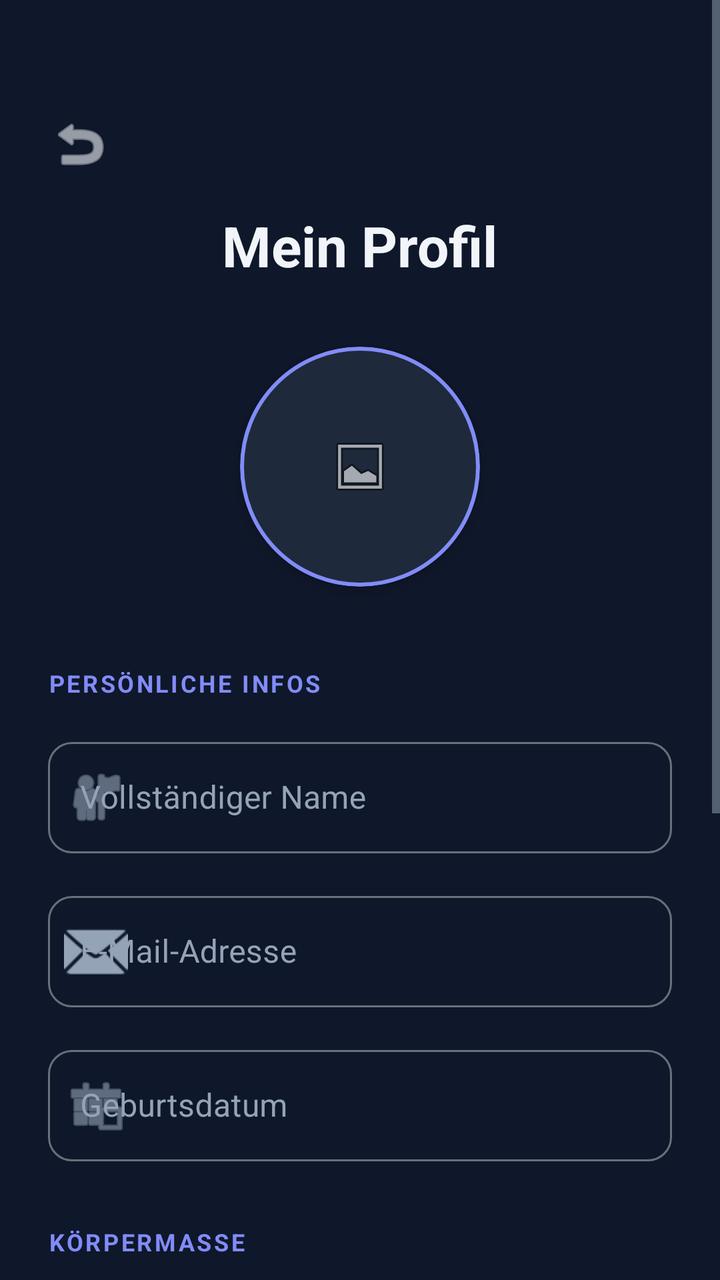
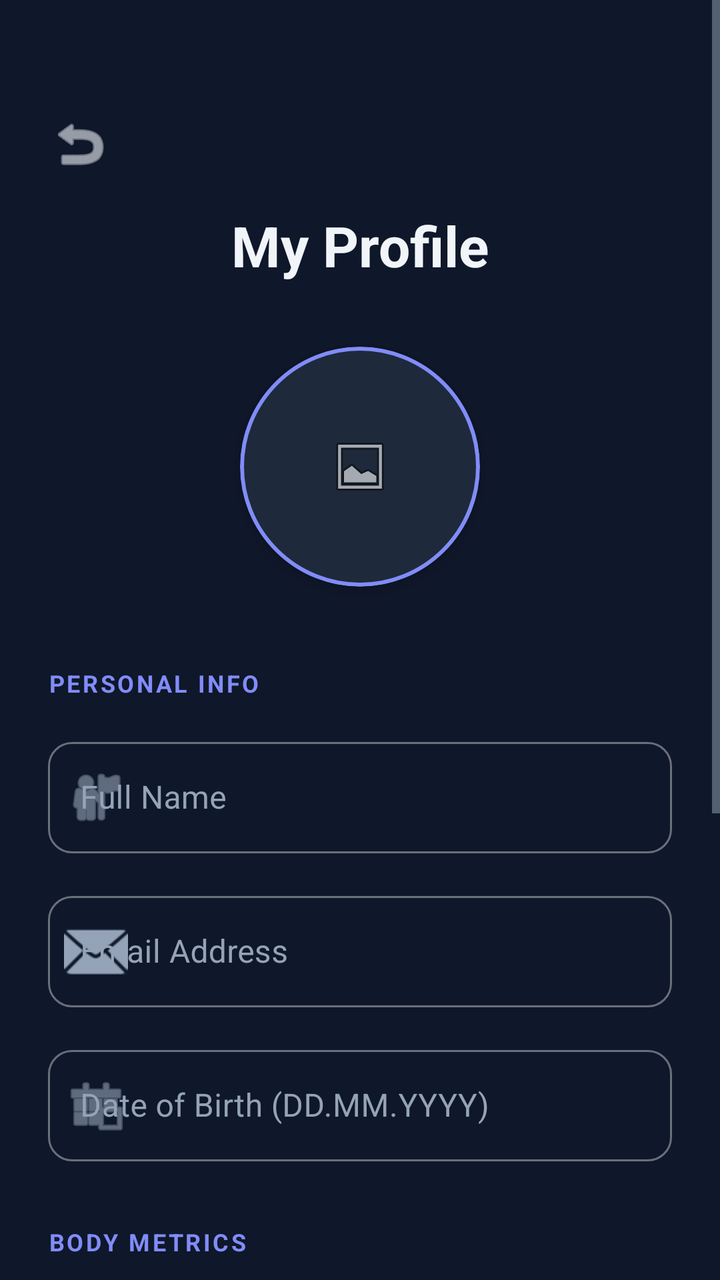

Screens rendered from an Android XML layout before and after an edit, with the pre-edit source and the edit as a unified diff.
<!-- AndroidManifest.xml: application theme Theme.MobileSE -->
<!-- res/layout/activity_profile.xml -->
<?xml version="1.0" encoding="utf-8"?>
<androidx.constraintlayout.widget.ConstraintLayout xmlns:android="http://schemas.android.com/apk/res/android"
    xmlns:app="http://schemas.android.com/apk/res-auto"
    android:layout_width="match_parent"
    android:layout_height="match_parent"
    android:background="@color/background">

    <ImageButton
        android:id="@+id/btnBack"
        android:layout_width="48dp"
        android:layout_height="48dp"
        android:layout_marginTop="48dp"
        android:layout_marginStart="16dp"
        android:background="?android:attr/selectableItemBackgroundBorderless"
        android:contentDescription="Zurück"
        android:src="@android:drawable/ic_menu_revert"
        android:elevation="4dp"
        app:layout_constraintStart_toStartOf="parent"
        app:layout_constraintTop_toTopOf="parent"
        app:tint="@color/text_main" />

    <ScrollView
        android:layout_width="match_parent"
        android:layout_height="0dp"
        android:fillViewport="true"
        app:layout_constraintBottom_toBottomOf="parent"
        app:layout_constraintTop_toTopOf="parent">

        <LinearLayout
            android:layout_width="match_parent"
            android:layout_height="wrap_content"
            android:gravity="center_horizontal"
            android:orientation="vertical"
            android:padding="24dp">

            
            <View
                android:layout_width="match_parent"
                android:layout_height="80dp" />

            <TextView
                android:id="@+id/tvProfileTitle"
                android:layout_width="wrap_content"
                android:layout_height="wrap_content"
                android:layout_marginBottom="32dp"
                android:text="Mein Profil"
                android:textColor="@color/text_main"
                android:textSize="28sp"
                android:textStyle="bold" />

            <com.google.android.material.card.MaterialCardView
                android:layout_width="120dp"
                android:layout_height="120dp"
                android:layout_marginBottom="40dp"
                app:cardCornerRadius="60dp"
                app:cardElevation="4dp"
                app:strokeColor="@color/primary"
                app:strokeWidth="2dp">

                <ImageView
                    android:id="@+id/ivProfilePicture"
                    android:layout_width="match_parent"
                    android:layout_height="match_parent"
                    android:background="@color/surface"
                    android:contentDescription="Profilbild"
                    android:padding="24dp"
                    android:scaleType="centerInside"
                    android:src="@android:drawable/ic_menu_gallery" />
            </com.google.android.material.card.MaterialCardView>

            
            <TextView
                android:layout_width="match_parent"
                android:layout_height="wrap_content"
                android:layout_marginBottom="16dp"
                android:text="Persönliche Infos"
                android:textAllCaps="true"
                android:textColor="@color/primary"
                android:textSize="12sp"
                android:textStyle="bold"
                android:letterSpacing="0.1" />

            <com.google.android.material.textfield.TextInputLayout
                style="@style/Widget.MaterialComponents.TextInputLayout.OutlinedBox"
                android:layout_width="match_parent"
                android:layout_height="wrap_content"
                android:layout_marginBottom="16dp"
                android:hint="Vollständiger Name"
                android:textColorHint="@color/text_secondary"
                app:hintTextColor="@color/primary"
                app:startIconDrawable="@android:drawable/ic_menu_myplaces"
                app:startIconTint="@color/text_secondary"
                app:boxCornerRadiusTopStart="12dp"
                app:boxCornerRadiusTopEnd="12dp"
                app:boxCornerRadiusBottomStart="12dp"
                app:boxCornerRadiusBottomEnd="12dp">

                <com.google.android.material.textfield.TextInputEditText
                    android:id="@+id/etName"
                    android:layout_width="match_parent"
                    android:layout_height="wrap_content"
                    android:textColor="@color/text_main"
                    android:inputType="textPersonName" />
            </com.google.android.material.textfield.TextInputLayout>

            <com.google.android.material.textfield.TextInputLayout
                style="@style/Widget.MaterialComponents.TextInputLayout.OutlinedBox"
                android:layout_width="match_parent"
                android:layout_height="wrap_content"
                android:layout_marginBottom="16dp"
                android:hint="E-Mail-Adresse"
                android:textColorHint="@color/text_secondary"
                app:hintTextColor="@color/primary"
                app:startIconDrawable="@android:drawable/ic_dialog_email"
                app:startIconTint="@color/text_secondary"
                app:boxCornerRadiusTopStart="12dp"
                app:boxCornerRadiusTopEnd="12dp"
                app:boxCornerRadiusBottomStart="12dp"
                app:boxCornerRadiusBottomEnd="12dp">

                <com.google.android.material.textfield.TextInputEditText
                    android:id="@+id/etEmail"
                    android:layout_width="match_parent"
                    android:layout_height="wrap_content"
                    android:textColor="@color/text_main"
                    android:inputType="textEmailAddress" />
            </com.google.android.material.textfield.TextInputLayout>

            <com.google.android.material.textfield.TextInputLayout
                style="@style/Widget.MaterialComponents.TextInputLayout.OutlinedBox"
                android:layout_width="match_parent"
                android:layout_height="wrap_content"
                android:layout_marginBottom="32dp"
                android:hint="Geburtsdatum"
                android:textColorHint="@color/text_secondary"
                app:hintTextColor="@color/primary"
                app:startIconDrawable="@android:drawable/ic_menu_today"
                app:startIconTint="@color/text_secondary"
                app:boxCornerRadiusTopStart="12dp"
                app:boxCornerRadiusTopEnd="12dp"
                app:boxCornerRadiusBottomStart="12dp"
                app:boxCornerRadiusBottomEnd="12dp">

                <com.google.android.material.textfield.TextInputEditText
                    android:id="@+id/etBirthDate"
                    android:layout_width="match_parent"
                    android:layout_height="wrap_content"
                    android:textColor="@color/text_main"
                    android:inputType="date" />
            </com.google.android.material.textfield.TextInputLayout>

            
            <TextView
                android:layout_width="match_parent"
                android:layout_height="wrap_content"
                android:layout_marginBottom="16dp"
                android:text="Körpermaße"
                android:textAllCaps="true"
                android:textColor="@color/primary"
                android:textSize="12sp"
                android:textStyle="bold"
                android:letterSpacing="0.1" />

            <LinearLayout
                android:layout_width="match_parent"
                android:layout_height="wrap_content"
                android:layout_marginBottom="16dp"
                android:baselineAligned="false"
                android:orientation="horizontal">

                <com.google.android.material.textfield.TextInputLayout
                    style="@style/Widget.MaterialComponents.TextInputLayout.OutlinedBox"
                    android:layout_width="0dp"
                    android:layout_height="wrap_content"
                    android:layout_marginEnd="8dp"
                    android:layout_weight="1"
                    android:hint="Alter"
                    android:textColorHint="@color/text_secondary"
                    app:hintTextColor="@color/primary"
                    app:boxCornerRadiusTopStart="12dp"
                    app:boxCornerRadiusTopEnd="12dp"
                    app:boxCornerRadiusBottomStart="12dp"
                    app:boxCornerRadiusBottomEnd="12dp">

                    <com.google.android.material.textfield.TextInputEditText
                        android:id="@+id/etAge"
                        android:layout_width="match_parent"
                        android:layout_height="wrap_content"
                        android:textColor="@color/text_main"
                        android:inputType="number" />
                </com.google.android.material.textfield.TextInputLayout>

                <com.google.android.material.textfield.TextInputLayout
                    style="@style/Widget.MaterialComponents.TextInputLayout.OutlinedBox"
                    android:layout_width="0dp"
                    android:layout_height="wrap_content"
                    android:layout_weight="1"
                    android:hint="Größe (cm)"
                    android:textColorHint="@color/text_secondary"
                    app:hintTextColor="@color/primary"
                    app:boxCornerRadiusTopStart="12dp"
                    app:boxCornerRadiusTopEnd="12dp"
                    app:boxCornerRadiusBottomStart="12dp"
                    app:boxCornerRadiusBottomEnd="12dp">

                    <com.google.android.material.textfield.TextInputEditText
                        android:id="@+id/etHeight"
                        android:layout_width="match_parent"
                        android:layout_height="wrap_content"
                        android:textColor="@color/text_main"
                        android:inputType="number" />
                </com.google.android.material.textfield.TextInputLayout>
            </LinearLayout>

            <com.google.android.material.textfield.TextInputLayout
                style="@style/Widget.MaterialComponents.TextInputLayout.OutlinedBox"
                android:layout_width="match_parent"
                android:layout_height="wrap_content"
                android:layout_marginBottom="40dp"
                android:hint="Gewicht (kg)"
                android:textColorHint="@color/text_secondary"
                app:hintTextColor="@color/primary"
                app:boxCornerRadiusTopStart="12dp"
                app:boxCornerRadiusTopEnd="12dp"
                app:boxCornerRadiusBottomStart="12dp"
                app:boxCornerRadiusBottomEnd="12dp">

                <com.google.android.material.textfield.TextInputEditText
                    android:id="@+id/etWeight"
                    android:layout_width="match_parent"
                    android:layout_height="wrap_content"
                    android:textColor="@color/text_main"
                    android:inputType="numberDecimal" />
            </com.google.android.material.textfield.TextInputLayout>

            <Button
                android:id="@+id/btnSaveProfile"
                android:layout_width="match_parent"
                android:layout_height="60dp"
                android:layout_marginBottom="16dp"
                android:text="Profil speichern"
                android:textAllCaps="false"
                android:textSize="16sp"
                android:textStyle="bold"
                android:textColor="@color/background"
                app:cornerRadius="16dp" />

            <Button
                android:id="@+id/btnLogout"
                style="@style/Widget.MaterialComponents.Button.OutlinedButton"
                android:layout_width="match_parent"
                android:layout_height="60dp"
                android:layout_marginBottom="24dp"
                android:text="Ausloggen"
                android:textAllCaps="false"
                android:textColor="@color/error"
                android:textSize="16sp"
                app:cornerRadius="16dp"
                app:strokeColor="@color/error" />

        </LinearLayout>
    </ScrollView>

</androidx.constraintlayout.widget.ConstraintLayout>
<!-- resources referenced by this layout -->
<resources>
  <color name="background">#0F172A</color>
  <color name="error">#FB7185</color>
  <color name="primary">#818CF8</color>
  <color name="surface">#1E293B</color>
  <color name="text_main">#F1F5F9</color>
  <color name="text_secondary">#94A3B8</color>
  <style name="Theme.MobileSE" parent="Base.Theme.MobileSE" />
  <style name="Base.Theme.MobileSE" parent="Theme.MaterialComponents.NoActionBar">
          
          <item name="colorPrimary">@color/primary</item>
          <item name="colorPrimaryVariant">@color/primary_dark</item>
          <item name="colorOnPrimary">@color/background</item>
          
          <item name="colorSecondary">@color/accent</item>
          <item name="colorSecondaryVariant">@color/accent</item>
          <item name="colorOnSecondary">@color/background</item>
          
          <item name="android:statusBarColor">@color/background</item>
          <item name="android:windowLightStatusBar">false</item>
          
          <item name="android:windowBackground">@color/background</item>
  
          
          <item name="android:textColorPrimary">@color/text_main</item>
          <item name="android:textColorSecondary">@color/text_secondary</item>
  
          
          <item name="materialCardViewStyle">@style/Widget.App.CardView</item>
      </style>
  <color name="primary_dark">#6366F1</color>
  <color name="accent">#34D399</color>
  <style name="Widget.App.CardView" parent="Widget.MaterialComponents.CardView">
          <item name="cardBackgroundColor">@color/surface</item>
          <item name="cardElevation">2dp</item>
          <item name="shapeAppearanceOverlay">@style/ShapeAppearance.App.MediumComponent</item>
      </style>
  <style name="ShapeAppearance.App.MediumComponent" parent="ShapeAppearance.MaterialComponents.MediumComponent">
          <item name="cornerFamily">rounded</item>
          <item name="cornerSize">16dp</item>
      </style>
</resources>

<!-- the commit's change to res/layout/activity_profile.xml (unified diff, before → after) -->
@@ -12,7 +12,7 @@
         android:layout_marginTop="48dp"
         android:layout_marginStart="16dp"
         android:background="?android:attr/selectableItemBackgroundBorderless"
-        android:contentDescription="Zurück"
+        android:contentDescription="@string/back_desc"
         android:src="@android:drawable/ic_menu_revert"
         android:elevation="4dp"
         app:layout_constraintStart_toStartOf="parent"
@@ -43,7 +43,7 @@
                 android:layout_width="wrap_content"
                 android:layout_height="wrap_content"
                 android:layout_marginBottom="32dp"
-                android:text="Mein Profil"
+                android:text="@string/my_profile"
                 android:textColor="@color/text_main"
                 android:textSize="28sp"
                 android:textStyle="bold" />
@@ -62,7 +62,7 @@
                     android:layout_width="match_parent"
                     android:layout_height="match_parent"
                     android:background="@color/surface"
-                    android:contentDescription="Profilbild"
+                    android:contentDescription="@string/my_profile"
                     android:padding="24dp"
                     android:scaleType="centerInside"
                     android:src="@android:drawable/ic_menu_gallery" />
@@ -73,7 +73,7 @@
                 android:layout_width="match_parent"
                 android:layout_height="wrap_content"
                 android:layout_marginBottom="16dp"
-                android:text="Persönliche Infos"
+                android:text="@string/personal_info"
                 android:textAllCaps="true"
                 android:textColor="@color/primary"
                 android:textSize="12sp"
@@ -85,7 +85,7 @@
                 android:layout_width="match_parent"
                 android:layout_height="wrap_content"
                 android:layout_marginBottom="16dp"
-                android:hint="Vollständiger Name"
+                android:hint="@string/full_name_hint"
                 android:textColorHint="@color/text_secondary"
                 app:hintTextColor="@color/primary"
                 app:startIconDrawable="@android:drawable/ic_menu_myplaces"
@@ -108,7 +108,7 @@
                 android:layout_width="match_parent"
                 android:layout_height="wrap_content"
                 android:layout_marginBottom="16dp"
-                android:hint="E-Mail-Adresse"
+                android:hint="@string/email_hint"
                 android:textColorHint="@color/text_secondary"
                 app:hintTextColor="@color/primary"
                 app:startIconDrawable="@android:drawable/ic_dialog_email"
@@ -131,7 +131,7 @@
                 android:layout_width="match_parent"
                 android:layout_height="wrap_content"
                 android:layout_marginBottom="32dp"
-                android:hint="Geburtsdatum"
+                android:hint="@string/birth_date_hint"
                 android:textColorHint="@color/text_secondary"
                 app:hintTextColor="@color/primary"
                 app:startIconDrawable="@android:drawable/ic_menu_today"
@@ -154,7 +154,7 @@
                 android:layout_width="match_parent"
                 android:layout_height="wrap_content"
                 android:layout_marginBottom="16dp"
-                android:text="Körpermaße"
+                android:text="@string/body_metrics"
                 android:textAllCaps="true"
                 android:textColor="@color/primary"
                 android:textSize="12sp"
@@ -174,7 +174,7 @@
                     android:layout_height="wrap_content"
                     android:layout_marginEnd="8dp"
                     android:layout_weight="1"
-                    android:hint="Alter"
+                    android:hint="@string/age_hint"
                     android:textColorHint="@color/text_secondary"
                     app:hintTextColor="@color/primary"
                     app:boxCornerRadiusTopStart="12dp"
@@ -195,7 +195,7 @@
                     android:layout_width="0dp"
                     android:layout_height="wrap_content"
                     android:layout_weight="1"
-                    android:hint="Größe (cm)"
+                    android:hint="@string/height_hint"
                     android:textColorHint="@color/text_secondary"
                     app:hintTextColor="@color/primary"
                     app:boxCornerRadiusTopStart="12dp"
@@ -217,7 +217,7 @@
                 android:layout_width="match_parent"
                 android:layout_height="wrap_content"
                 android:layout_marginBottom="40dp"
-                android:hint="Gewicht (kg)"
+                android:hint="@string/weight_hint"
                 android:textColorHint="@color/text_secondary"
                 app:hintTextColor="@color/primary"
                 app:boxCornerRadiusTopStart="12dp"
@@ -238,7 +238,7 @@
                 android:layout_width="match_parent"
                 android:layout_height="60dp"
                 android:layout_marginBottom="16dp"
-                android:text="Profil speichern"
+                android:text="@string/save_profile"
                 android:textAllCaps="false"
                 android:textSize="16sp"
                 android:textStyle="bold"
@@ -251,7 +251,7 @@
                 android:layout_width="match_parent"
                 android:layout_height="60dp"
                 android:layout_marginBottom="24dp"
-                android:text="Ausloggen"
+                android:text="@string/logout_btn"
                 android:textAllCaps="false"
                 android:textColor="@color/error"
                 android:textSize="16sp"
<!-- resource entries referenced after the edit -->
@@ -6,6 +6,18 @@
   <color name="surface">#1E293B</color>
   <color name="text_main">#F1F5F9</color>
   <color name="text_secondary">#94A3B8</color>
+  <string name="age_hint">Age</string>
+  <string name="back_desc">Back</string>
+  <string name="birth_date_hint">Date of Birth (DD.MM.YYYY)</string>
+  <string name="body_metrics">Body Metrics</string>
+  <string name="email_hint">Email Address</string>
+  <string name="full_name_hint">Full Name</string>
+  <string name="height_hint">Height (cm)</string>
+  <string name="logout_btn">Logout</string>
+  <string name="my_profile">My Profile</string>
+  <string name="personal_info">Personal Info</string>
+  <string name="save_profile">Save Profile</string>
+  <string name="weight_hint">Weight (kg)</string>
   <style name="Theme.MobileSE" parent="Base.Theme.MobileSE" />
   <style name="Base.Theme.MobileSE" parent="Theme.MaterialComponents.NoActionBar">
           
